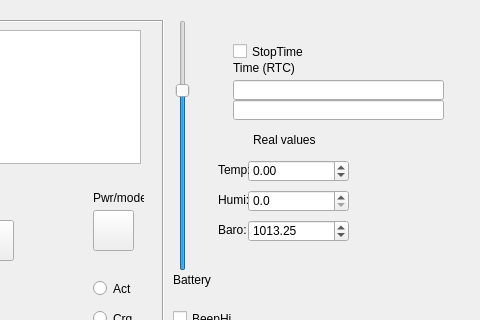
This is Qsim/simu_hygro/simuhygro/mainw.ui in nagyizee/Hygrometer as Qt 5 draws it before an edit; both pictures show x 137 to 617 and y 0 to 320 of the 617 by 430 pixel window. The edited form follows.
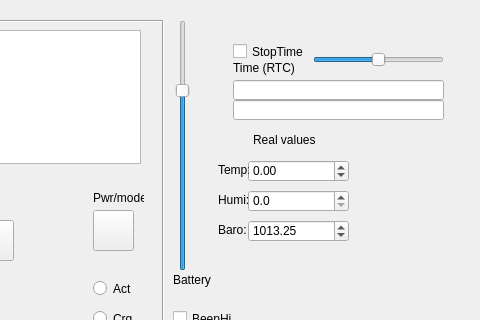
This is the edited form.

Commit message: - fixed rtc issue - added clock speed control to simulation

```diff
--- a/Qsim/simu_hygro/simuhygro/mainw.ui
+++ b/Qsim/simu_hygro/simuhygro/mainw.ui
@@ -509,6 +509,25 @@
      </rect>
     </property>
    </widget>
+   <widget class="QSlider" name="sl_clock_simu">
+    <property name="geometry">
+     <rect>
+      <x>450</x>
+      <y>50</y>
+      <width>131</width>
+      <height>19</height>
+     </rect>
+    </property>
+    <property name="maximum">
+     <number>10</number>
+    </property>
+    <property name="value">
+     <number>5</number>
+    </property>
+    <property name="orientation">
+     <enum>Qt::Horizontal</enum>
+    </property>
+   </widget>
   </widget>
  </widget>
  <layoutdefault spacing="6" margin="11"/>
```
The commit also changes 2 other files.
